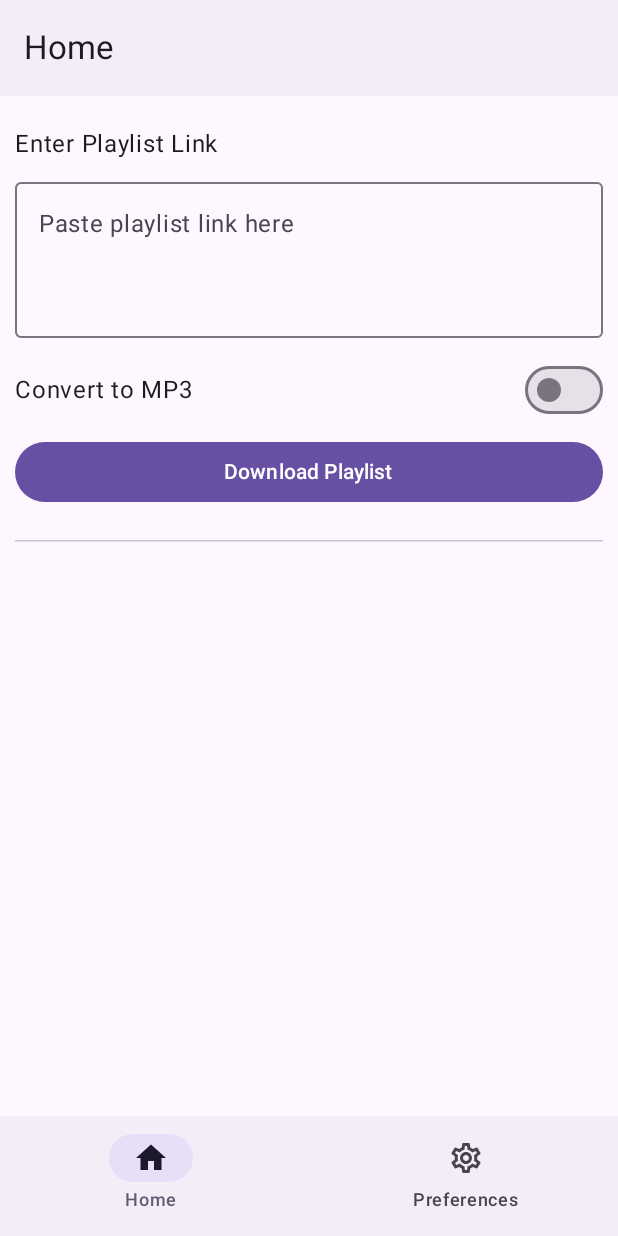
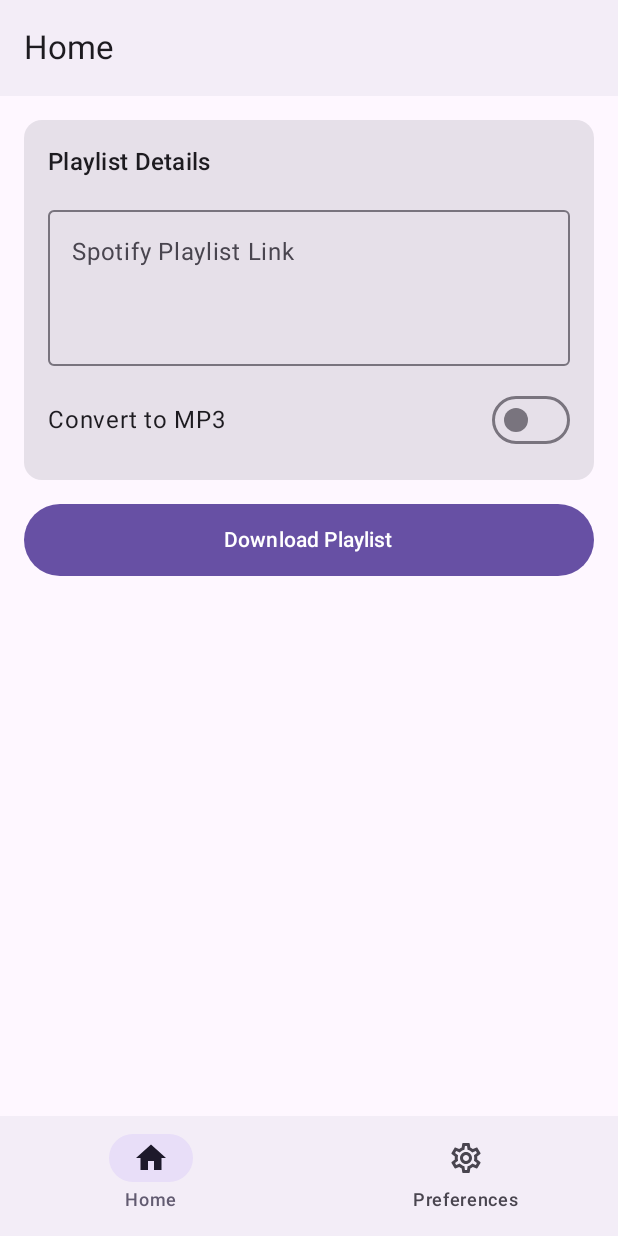
Before and after one commit to supersu-man/spotify-playlist-downloader, an Android app built with Jetpack Compose: the screen it shows after launch (MainActivity), after a tap on "Download Playlist", on a phone screen of 412 x 824 dp. Run offline under Robolectric (Android 15) with nearby library versions, the phone set to English and light mode, and no system bars; libraries missing offline, so code that uses them is left out: com.arthenica.ffmpegkit, com.supersuman.apkupdater, org.schabi.newpipe, se.michaelthelin.spotify; 10 statements that could not run were skipped; 1 other tap on this screen came first.

Commit message:
refactor: Refactor UI and improved state handling
Refactored HomeScreen and PreferencesScreen to use Material3 components, improved layout, and enhanced user feedback. Updated HomeScreenViewModel to extend AndroidViewModel for proper lifecycle management and switched to state properties instead of Compose state wrappers. Moved update checking logic into UpdaterViewModel and invoked it from MainActivity using viewModels delegate. Cleaned up unused code and improved coroutine usage for better performance and maintainability.

```diff
--- a/app/src/main/java/dev/sumanth/spd/MainActivity.kt
+++ b/app/src/main/java/dev/sumanth/spd/MainActivity.kt
@@ -4,6 +4,7 @@ import android.os.Bundle
 import androidx.activity.ComponentActivity
 import androidx.activity.compose.setContent
 import androidx.activity.enableEdgeToEdge
+import androidx.activity.viewModels
 import androidx.compose.foundation.layout.fillMaxSize
 import androidx.compose.foundation.layout.padding
 import androidx.compose.foundation.pager.HorizontalPager
@@ -14,12 +15,10 @@ import androidx.compose.material.icons.filled.Settings
 import androidx.compose.material.icons.outlined.Home
 import androidx.compose.material.icons.outlined.Settings
 import androidx.compose.material3.Scaffold
+import androidx.compose.runtime.derivedStateOf
 import androidx.compose.runtime.getValue
-import androidx.compose.runtime.mutableStateOf
 import androidx.compose.runtime.remember
-import androidx.compose.runtime.setValue
 import androidx.compose.ui.Modifier
-import com.supersuman.apkupdater.ApkUpdater
 import dev.sumanth.spd.model.NavigationItem
 import dev.sumanth.spd.ui.component.Background
 import dev.sumanth.spd.ui.component.BottomBar
@@ -32,44 +31,37 @@ import dev.sumanth.spd.ui.viewmodel.UpdaterViewModel
 import dev.sumanth.spd.utils.Downloader
 import dev.sumanth.spd.utils.Spotify
 import dev.sumanth.spd.utils.spotify
-import kotlinx.coroutines.CoroutineScope
-import kotlinx.coroutines.Dispatchers
-import kotlinx.coroutines.launch
 import org.schabi.newpipe.extractor.NewPipe
 
 
 class MainActivity : ComponentActivity() {
-
 
     private val navigationItems = listOf(
         NavigationItem("Home", Icons.Filled.Home, Icons.Outlined.Home),
         NavigationItem("Preferences", Icons.Filled.Settings, Icons.Outlined.Settings)
     )
 
+    private val updateViewModel: UpdaterViewModel by viewModels()
+
     override fun onCreate(savedInstanceState: Bundle?) {
         super.onCreate(savedInstanceState)
         enableEdgeToEdge()
 
-        spotify = Spotify(this@MainActivity)
-
+        spotify = Spotify(this)
         NewPipe.init(Downloader.getInstance())
-        val updateViewModel = UpdaterViewModel()
-        checkForUpdate(updateViewModel)
+        updateViewModel.checkForUpdate(this)
 
         setContent {
-
-            var title by remember { mutableStateOf("Home") }
             val pagerState = rememberPagerState( pageCount = { navigationItems.size })
+            val title by remember { derivedStateOf { navigationItems[pagerState.currentPage].title } }
 
             Background {
                 Scaffold(topBar = { TopBar(title) }, bottomBar = { BottomBar(navigationItems, pagerState) }) { innerpadding ->
-
-                    HorizontalPager(state = pagerState, modifier = Modifier.fillMaxSize().padding(innerpadding)) { page ->
-                        title = navigationItems[pagerState.currentPage].title
-                        if(page==0) {
-                            HomeScreen()
-                        } else if (page==1) {
-                            PreferencesScreen()
+                    HorizontalPager(state = pagerState,
+                        modifier = Modifier.fillMaxSize().padding(innerpadding)) { page ->
+                        when(page) {
+                            0 -> HomeScreen()
+                            1 -> PreferencesScreen()
                         }
                     }
 
@@ -81,20 +73,4 @@ class MainActivity : ComponentActivity() {
         }
     }
 
-    private fun checkForUpdate(viewModel: UpdaterViewModel) = CoroutineScope(Dispatchers.IO).launch {
-        try {
-            println("Checking for update")
-            val updater = ApkUpdater(this@MainActivity, getString(R.string.update_url))
-            updater.threeNumbers = true
-            viewModel.updater = updater
-            if (updater.isInternetConnection() && updater.isNewUpdateAvailable() == true) {
-                viewModel.updateFound = true
-                println("Update found")
-            }
-        } catch (e: Exception) {
-            println(e)
-        }
-
-    }
-
 }
--- a/app/src/main/java/dev/sumanth/spd/ui/screen/HomeScreen.kt
+++ b/app/src/main/java/dev/sumanth/spd/ui/screen/HomeScreen.kt
@@ -1,64 +1,89 @@
 package dev.sumanth.spd.ui.screen
 
-import androidx.compose.foundation.layout.Arrangement
-import androidx.compose.foundation.layout.Column
-import androidx.compose.foundation.layout.Row
-import androidx.compose.foundation.layout.aspectRatio
-import androidx.compose.foundation.layout.fillMaxHeight
-import androidx.compose.foundation.layout.fillMaxSize
-import androidx.compose.foundation.layout.fillMaxWidth
-import androidx.compose.foundation.layout.height
-import androidx.compose.foundation.layout.padding
-import androidx.compose.material3.Button
-import androidx.compose.material3.CircularProgressIndicator
-import androidx.compose.material3.HorizontalDivider
-import androidx.compose.material3.LinearProgressIndicator
-import androidx.compose.material3.MaterialTheme
-import androidx.compose.material3.OutlinedTextField
-import androidx.compose.material3.Switch
-import androidx.compose.material3.Text
+import androidx.compose.foundation.layout.*
+import androidx.compose.material3.*
 import androidx.compose.runtime.Composable
-import androidx.compose.runtime.getValue
-import androidx.compose.runtime.mutableStateOf
-import androidx.compose.runtime.remember
 import androidx.compose.ui.Alignment
 import androidx.compose.ui.Modifier
-import androidx.compose.ui.platform.LocalContext
 import androidx.compose.ui.text.style.TextAlign
 import androidx.compose.ui.unit.dp
+import androidx.lifecycle.viewmodel.compose.viewModel
 import dev.sumanth.spd.ui.viewmodel.HomeScreenViewModel
 import java.util.Locale
 
 @Composable
-fun HomeScreen() {
-    val context = LocalContext.current
-    val homeScreenViewModel by remember { mutableStateOf(HomeScreenViewModel(context)) }
-    Column(modifier = Modifier.padding(10.dp, 20.dp).fillMaxSize()) {
-        Text("Enter Playlist Link")
-        OutlinedTextField(
-            value = homeScreenViewModel.spotifyLink.value, onValueChange = { homeScreenViewModel.spotifyLink.value = it },
-            label = { Text("Paste playlist link here") },
-            modifier = Modifier.fillMaxWidth().padding(0.dp, 5.dp), minLines = 3
-        )
-        Row(modifier = Modifier.padding(0.dp, 5.dp).fillMaxWidth(), verticalAlignment = Alignment.CenterVertically, horizontalArrangement = Arrangement.SpaceBetween) {
-            Text("Convert to MP3")
-            Switch(checked = homeScreenViewModel.convertToMp3.value, onCheckedChange = { homeScreenViewModel.convertToMp3.value = it })
+fun HomeScreen(viewModel: HomeScreenViewModel = viewModel()) {
+    Column(modifier = Modifier.padding(16.dp).fillMaxSize(),
+        verticalArrangement = Arrangement.spacedBy(16.dp)
+    ) {
+
+        Card(modifier = Modifier.fillMaxWidth()) {
+            Column(
+                modifier = Modifier.padding(16.dp),
+                verticalArrangement = Arrangement.spacedBy(12.dp)
+            ) {
+
+                Text("Playlist Details", style = MaterialTheme.typography.titleMedium)
+
+                OutlinedTextField(
+                    value = viewModel.spotifyLink,
+                    onValueChange = { viewModel.spotifyLink = it },
+                    label = { Text("Spotify Playlist Link") },
+                    modifier = Modifier.fillMaxWidth(),
+                    minLines = 3
+                )
+
+                Row(
+                    modifier = Modifier.fillMaxWidth(),
+                    verticalAlignment = Alignment.CenterVertically,
+                    horizontalArrangement = Arrangement.SpaceBetween
+                ) {
+                    Text("Convert to MP3", style = MaterialTheme.typography.bodyLarge)
+                    Switch(checked = viewModel.convertToMp3, onCheckedChange = { viewModel.convertToMp3 = it })
+                }
+            }
         }
-        Button (onClick = { homeScreenViewModel.downloadPlaylist() }, modifier = Modifier.padding(0.dp, 5.dp).fillMaxWidth().height(40.dp)) {
-            if(homeScreenViewModel.loader.value) {
-                CircularProgressIndicator(modifier = Modifier.fillMaxHeight().aspectRatio(1f), color = MaterialTheme.colorScheme.onPrimary)
+
+        Button(
+            onClick = { viewModel.downloadPlaylist() },
+            modifier = Modifier.fillMaxWidth().height(48.dp),
+            enabled = !viewModel.loader
+        ) {
+            if (viewModel.loader) {
+                CircularProgressIndicator(
+                    modifier = Modifier.size(24.dp),
+                    color = MaterialTheme.colorScheme.onPrimary,
+                    strokeWidth = 2.dp
+                )
             } else {
                 Text("Download Playlist")
             }
         }
-        HorizontalDivider(modifier = Modifier.padding(0.dp, 20.dp))
-        if (homeScreenViewModel.totalProgress.floatValue > 0f && homeScreenViewModel.totalProgress.floatValue < 100f) {
-            Text(text = homeScreenViewModel.fileName.value, modifier = Modifier.padding(0.dp, 10.dp))
-            LinearProgressIndicator(progress = { homeScreenViewModel.totalProgress.floatValue }, modifier = Modifier.fillMaxWidth().padding(0.dp, 10.dp).height(14.dp), drawStopIndicator = { })
-            Text(text = String.format(Locale.ENGLISH, "%.1f", homeScreenViewModel.totalProgress.floatValue * 100) + "%", modifier = Modifier.padding(0.dp, 10.dp).fillMaxWidth(), textAlign = TextAlign.Center)
-        }
-        if (homeScreenViewModel.totalProgress.floatValue == 1f) {
-            Text(text =  "Download complete", modifier = Modifier.padding(0.dp, 10.dp).fillMaxWidth(), textAlign = TextAlign.Center)
+
+        if (viewModel.totalProgress > 0f) {
+            Card(modifier = Modifier.fillMaxWidth()) {
+                Column(modifier = Modifier.padding(16.dp),
+                    verticalArrangement = Arrangement.spacedBy(8.dp)
+                ) {
+                    val statusText = if (viewModel.totalProgress == 1f) "Download complete" else viewModel.fileName
+                    Text(text = statusText, style = MaterialTheme.typography.bodyMedium,
+                        color = MaterialTheme.colorScheme.onSurfaceVariant
+                    )
+
+                    if (viewModel.totalProgress < 1f) {
+                        LinearProgressIndicator(
+                            progress = { viewModel.totalProgress },
+                            modifier = Modifier.fillMaxWidth().height(8.dp)
+                        )
+                        Text(
+                            text = String.format(Locale.ENGLISH, "%.1f%%", viewModel.totalProgress * 100),
+                            modifier = Modifier.fillMaxWidth(),
+                            textAlign = TextAlign.End,
+                            style = MaterialTheme.typography.labelSmall
+                        )
+                    }
+                }
+            }
         }
     }
 }
--- a/app/src/main/java/dev/sumanth/spd/ui/viewmodel/HomeScreenViewModel.kt
+++ b/app/src/main/java/dev/sumanth/spd/ui/viewmodel/HomeScreenViewModel.kt
@@ -1,65 +1,76 @@
 package dev.sumanth.spd.ui.viewmodel
 
-import android.content.Context
+import android.app.Application
+import androidx.compose.runtime.getValue
 import androidx.compose.runtime.mutableFloatStateOf
 import androidx.compose.runtime.mutableStateOf
+import androidx.compose.runtime.setValue
+import androidx.lifecycle.AndroidViewModel
 import androidx.lifecycle.ViewModel
+import androidx.lifecycle.viewModelScope
 import dev.sumanth.spd.utils.SharedPref
 import dev.sumanth.spd.utils.convertCodec
 import dev.sumanth.spd.utils.downloadFile
 import dev.sumanth.spd.utils.getFileMeta
 import dev.sumanth.spd.utils.getPlaylistItems
-import kotlinx.coroutines.CoroutineScope
 import kotlinx.coroutines.Dispatchers
 import kotlinx.coroutines.launch
+import kotlinx.coroutines.withContext
 import java.io.File
 
-class HomeScreenViewModel(current: Context) : ViewModel() {
+class HomeScreenViewModel(application: Application) : AndroidViewModel(application) {
 
-    var fileProgress = mutableFloatStateOf(0f)
-    var totalProgress = mutableFloatStateOf(0f)
-    var fileName = mutableStateOf("")
-    var spotifyLink = mutableStateOf("")
-    var loader = mutableStateOf(false)
-    val sharedPref = mutableStateOf(SharedPref(current))
-    val convertToMp3 = mutableStateOf(false)
+    var fileProgress by mutableFloatStateOf(0f)
+    var totalProgress by mutableFloatStateOf(0f)
+    var fileName by mutableStateOf("")
+    var spotifyLink by mutableStateOf("")
+    var loader by mutableStateOf(false)
+    var convertToMp3 by mutableStateOf(false)
+    private val sharedPref = SharedPref(application)
 
-    fun downloadPlaylist() = CoroutineScope(Dispatchers.IO).launch {
-        loader.value = true
-        val downloadPath = sharedPref.value.getDownloadPath()
-        fileName.value = "Fetching playlist"
-        val spotifyList = getPlaylistItems(spotifyLink.value)
-        fileName.value = "Playlist fetched successfully"
-        var queryNumber = 0
-        var retries = 5
-        while (queryNumber < spotifyList.size) {
+    fun downloadPlaylist() {
+        if (loader) return
+        viewModelScope.launch {
+            loader = true
             try {
-                val fileMeta = getFileMeta(spotifyList[queryNumber])
-                File(downloadPath).mkdir()
-                fileName.value = "Downloading " + fileMeta["name"].toString()
-                val path = "$downloadPath/${fileMeta["name"]}"
-                downloadFile(fileMeta["url"].toString(), "$path.m4a") { b, c ->
-                    fileProgress.floatValue = (b * 100 / c).toFloat() / 100
+                val downloadPath = sharedPref.getDownloadPath()
+                fileName = "Fetching playlist..."
+                val spotifyList = withContext(Dispatchers.IO) { getPlaylistItems(spotifyLink) }
+                if (spotifyList.isEmpty()) {
+                    fileName = "Playlist is empty or link is invalid"
+                    loader = false
+                    return@launch
                 }
-                if(convertToMp3.value) {
-                    convertCodec(path)
+                fileName = "Playlist fetched successfully"
+
+                spotifyList.forEachIndexed { index, item ->
+                    try {
+                        val fileMeta = withContext(Dispatchers.IO) { getFileMeta(item) }
+                        withContext(Dispatchers.IO) { File(downloadPath).mkdirs() }
+
+                        val name = fileMeta["name"].toString()
+                        fileName = "Downloading $name"
+                        val path = "$downloadPath/$name"
+
+                        withContext(Dispatchers.IO) {
+                            downloadFile(fileMeta["url"].toString(), "$path.m4a") { b, c ->
+                                fileProgress = (b * 100 / c).toFloat() / 100
+                            }
+                            if (convertToMp3) {
+                                convertCodec(path)
+                            }
+                        }
+                        totalProgress = (index + 1).toFloat() / spotifyList.size
+                    } catch (e: Exception) {
+                        e.printStackTrace()
+                    }
                 }
-                queryNumber++
-                retries = 5
-                totalProgress.floatValue = (queryNumber.toFloat()/spotifyList.size)
             } catch (e: Exception) {
-                println(e)
-                if (retries == 0) {
-                    queryNumber++
-                    retries = 5
-                    totalProgress.floatValue = (queryNumber.toFloat()/spotifyList.size)
-                } else {
-                    retries--
-                }
+                fileName = "Error: ${e.message}"
+            } finally {
+                loader = false
             }
-            println(totalProgress)
         }
-        loader.value = false
     }
 
 }
--- a/app/src/main/java/dev/sumanth/spd/ui/viewmodel/UpdaterViewModel.kt
+++ b/app/src/main/java/dev/sumanth/spd/ui/viewmodel/UpdaterViewModel.kt
@@ -1,12 +1,34 @@
 package dev.sumanth.spd.ui.viewmodel
 
+import android.app.Activity
+import android.content.Context
+import androidx.activity.result.launch
 import androidx.compose.runtime.getValue
 import androidx.compose.runtime.mutableStateOf
 import androidx.compose.runtime.setValue
 import androidx.lifecycle.ViewModel
+import androidx.lifecycle.viewModelScope
 import com.supersuman.apkupdater.ApkUpdater
+import dev.sumanth.spd.R
+import kotlinx.coroutines.Dispatchers
+import kotlinx.coroutines.launch
 
-class UpdaterViewModel: ViewModel() {
+class UpdaterViewModel : ViewModel() {
     var updateFound by mutableStateOf(false)
     var updater: ApkUpdater? = null
+
+    fun checkForUpdate(context: Activity) {
+        viewModelScope.launch(Dispatchers.IO) {
+            try {
+                val updater = ApkUpdater(context, context.getString(R.string.update_url))
+                updater.threeNumbers = true
+                this@UpdaterViewModel.updater = updater
+                if (updater.isInternetConnection() && updater.isNewUpdateAvailable() == true) {
+                    updateFound = true
+                }
+            } catch (e: Exception) {
+                e.printStackTrace()
+            }
+        }
+    }
 }
```
Also changed, not shown: app/src/main/java/dev/sumanth/spd/ui/screen/PreferencesScreen.kt (+45 -32 lines).
